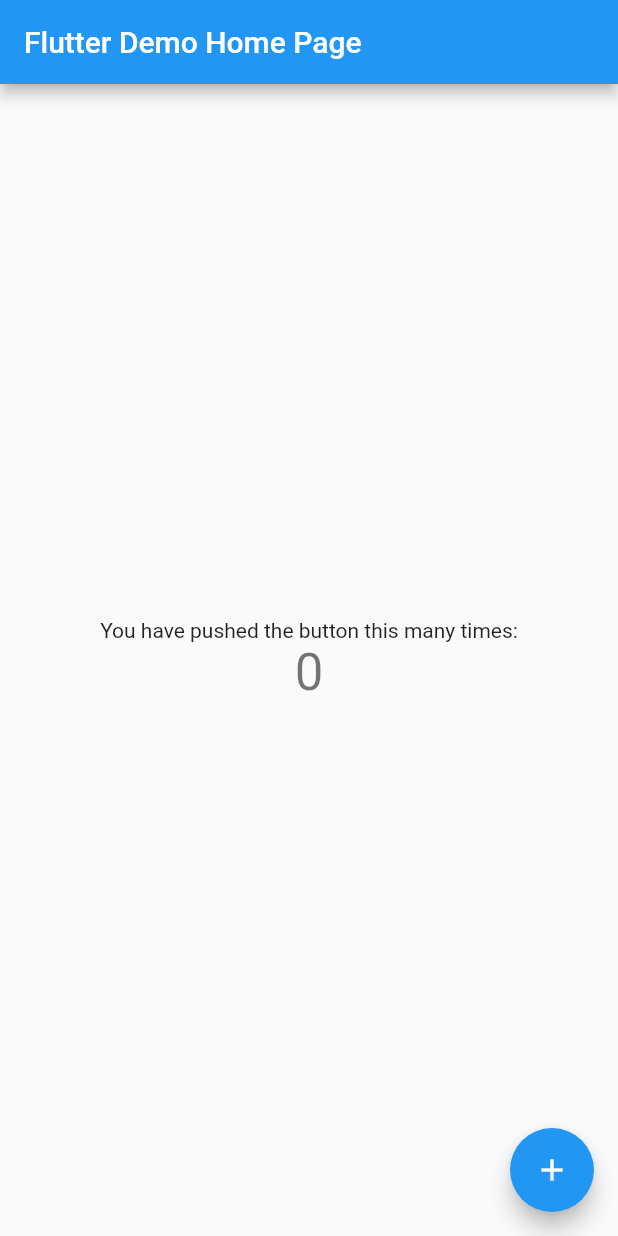
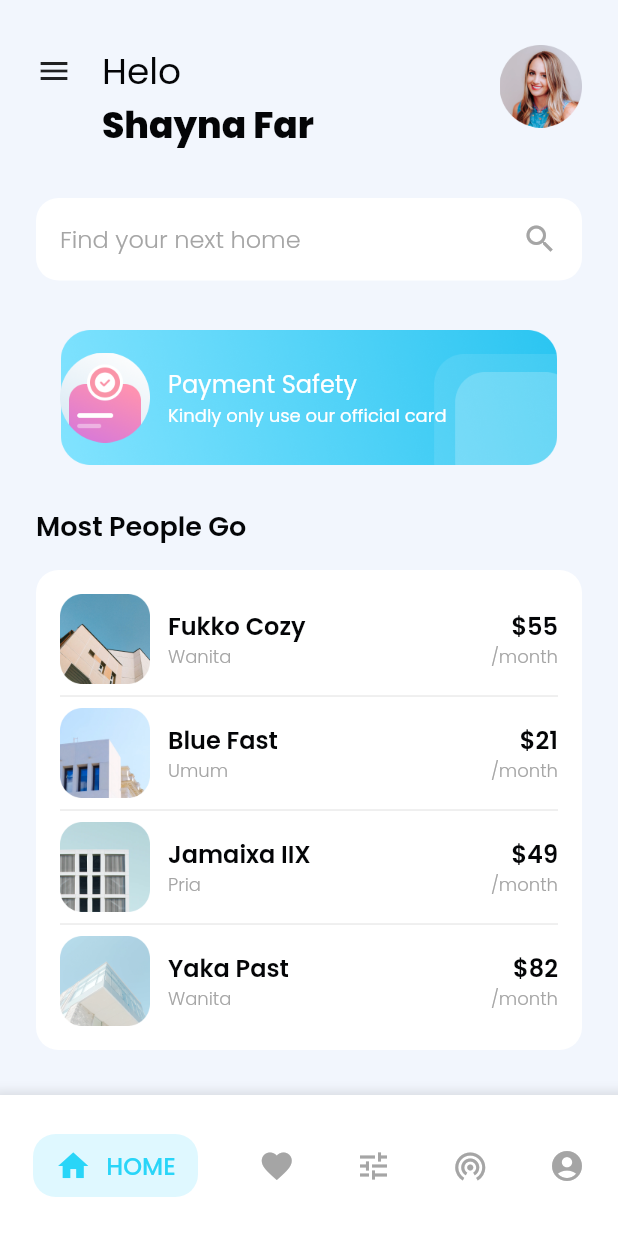
Before and after one commit to Syahro/golekos, a Flutter app: the screen it shows after launch, on a phone screen of 412 x 824 dp. Run offline on Flutter 3.47's test engine with Material 2 defaults, Android fonts, the phone set to English and light mode, and no system bars; our stand-ins replace google_fonts.

Commit message:
done HomePage Design

```diff
--- a/lib/main.dart
+++ b/lib/main.dart
@@ -1,113 +1,14 @@
 import 'package:flutter/material.dart';
+import 'package:golekos/pages/home_page.dart';
 
-void main() {
-  runApp(MyApp());
-}
+void main() => runApp(MyApp());
 
 class MyApp extends StatelessWidget {
-  // This widget is the root of your application.
   @override
   Widget build(BuildContext context) {
     return MaterialApp(
-      title: 'Flutter Demo',
-      theme: ThemeData(
-        // This is the theme of your application.
-        //
-        // Try running your application with "flutter run". You'll see the
-        // application has a blue toolbar. Then, without quitting the app, try
-        // changing the primarySwatch below to Colors.green and then invoke
-        // "hot reload" (press "r" in the console where you ran "flutter run",
-        // or simply save your changes to "hot reload" in a Flutter IDE).
-        // Notice that the counter didn't reset back to zero; the application
-        // is not restarted.
-        primarySwatch: Colors.blue,
-      ),
-      home: MyHomePage(title: 'Flutter Demo Home Page'),
+      debugShowCheckedModeBanner: false,
+      home: HomePage(),
     );
   }
 }
-
-class MyHomePage extends StatefulWidget {
-  MyHomePage({Key key, this.title}) : super(key: key);
-
-  // This widget is the home page of your application. It is stateful, meaning
-  // that it has a State object (defined below) that contains fields that affect
-  // how it looks.
-
-  // This class is the configuration for the state. It holds the values (in this
-  // case the title) provided by the parent (in this case the App widget) and
-  // used by the build method of the State. Fields in a Widget subclass are
-  // always marked "final".
-
-  final String title;
-
-  @override
-  _MyHomePageState createState() => _MyHomePageState();
-}
-
-class _MyHomePageState extends State<MyHomePage> {
-  int _counter = 0;
-
-  void _incrementCounter() {
-    setState(() {
-      // This call to setState tells the Flutter framework that something has
-      // changed in this State, which causes it to rerun the build method below
-      // so that the display can reflect the updated values. If we changed
-      // _counter without calling setState(), then the build method would not be
-      // called again, and so nothing would appear to happen.
-      _counter++;
-    });
-  }
-
-  @override
-  Widget build(BuildContext context) {
-    // This method is rerun every time setState is called, for instance as done
-    // by the _incrementCounter method above.
-    //
-    // The Flutter framework has been optimized to make rerunning build methods
-    // fast, so that you can just rebuild anything that needs updating rather
-    // than having to individually change instances of widgets.
-    return Scaffold(
-      appBar: AppBar(
-        // Here we take the value from the MyHomePage object that was created by
-        // the App.build method, and use it to set our appbar title.
-        title: Text(widget.title),
-      ),
-      body: Center(
-        // Center is a layout widget. It takes a single child and positions it
-        // in the middle of the parent.
-        child: Column(
-          // Column is also a layout widget. It takes a list of children and
-          // arranges them vertically. By default, it sizes itself to fit its
-          // children horizontally, and tries to be as tall as its parent.
-          //
-          // Invoke "debug painting" (press "p" in the console, choose the
-          // "Toggle Debug Paint" action from the Flutter Inspector in Android
-          // Studio, or the "Toggle Debug Paint" command in Visual Studio Code)
-          // to see the wireframe for each widget.
-          //
-          // Column has various properties to control how it sizes itself and
-          // how it positions its children. Here we use mainAxisAlignment to
-          // center the children vertically; the main axis here is the vertical
-          // axis because Columns are vertical (the cross axis would be
-          // horizontal).
-          mainAxisAlignment: MainAxisAlignment.center,
-          children: <Widget>[
-            Text(
-              'You have pushed the button this many times:',
-            ),
-            Text(
-              '$_counter',
-              style: Theme.of(context).textTheme.headline4,
-            ),
-          ],
-        ),
-      ),
-      floatingActionButton: FloatingActionButton(
-        onPressed: _incrementCounter,
-        tooltip: 'Increment',
-        child: Icon(Icons.add),
-      ), // This trailing comma makes auto-formatting nicer for build methods.
-    );
-  }
-}
--- /dev/null
+++ b/lib/pages/floating_button.dart
@@ -0,0 +1,75 @@
+import 'package:flutter/material.dart';
+import 'package:golekos/theme.dart';
+
+class FloatingButton extends StatelessWidget {
+  @override
+  Widget build(BuildContext context) {
+    return Container(
+      height: 94,
+      width: MediaQuery.of(context).size.width,
+      decoration: BoxDecoration(
+        color: whiteColor,
+        boxShadow: [
+          BoxShadow(
+            color: Colors.black.withOpacity(0.1),
+            spreadRadius: 7,
+            blurRadius: 5,
+            offset: Offset(2, 4),
+          ),
+        ],
+      ),
+      child: Padding(
+        padding: EdgeInsets.symmetric(horizontal: 22),
+        child: Row(
+          mainAxisAlignment: MainAxisAlignment.spaceBetween,
+          children: [
+            Container(
+              height: 42,
+              width: 110,
+              decoration: BoxDecoration(
+                borderRadius: BorderRadius.circular(15),
+                color: lightBlueColor,
+              ),
+              child: Row(
+                mainAxisAlignment: MainAxisAlignment.center,
+                children: [
+                  Icon(
+                    Icons.home,
+                    color: blueColor,
+                  ),
+                  SizedBox(
+                    width: 10,
+                  ),
+                  Text(
+                    'HOME',
+                    style: subTitleTextStyle.copyWith(
+                      fontSize: 16,
+                      fontWeight: FontWeight.w500,
+                      color: blueColor,
+                    ),
+                  ),
+                ],
+              ),
+            ),
+            Icon(
+              Icons.favorite,
+              color: greyColor,
+            ),
+            Icon(
+              Icons.tune,
+              color: greyColor,
+            ),
+            Icon(
+              Icons.wifi_tethering_sharp,
+              color: greyColor,
+            ),
+            Icon(
+              Icons.account_circle,
+              color: greyColor,
+            )
+          ],
+        ),
+      ),
+    );
+  }
+}
--- /dev/null
+++ b/lib/pages/home_page.dart
@@ -0,0 +1,210 @@
+import 'package:flutter/material.dart';
+import 'package:golekos/pages/floating_button.dart';
+import 'package:golekos/pages/most_list.dart';
+import 'package:golekos/theme.dart';
+
+class HomePage extends StatelessWidget {
+  @override
+  Widget build(BuildContext context) {
+    return Scaffold(
+      floatingActionButton: FloatingButton(),
+      floatingActionButtonLocation: FloatingActionButtonLocation.centerDocked,
+      backgroundColor: backgroundColor,
+      body: SafeArea(
+        child: ListView(
+          children: [
+            Padding(
+              padding: EdgeInsets.symmetric(
+                horizontal: 24,
+              ),
+              child: Column(
+                crossAxisAlignment: CrossAxisAlignment.start,
+                children: [
+                  Padding(
+                    padding: EdgeInsets.only(top: 30),
+                    child: Row(
+                      crossAxisAlignment: CrossAxisAlignment.start,
+                      children: [
+                        Padding(
+                          padding: EdgeInsets.only(top: 5),
+                          child: Icon(
+                            Icons.menu,
+                          ),
+                        ),
+                        SizedBox(
+                          width: 20,
+                        ),
+                        Column(
+                          crossAxisAlignment: CrossAxisAlignment.start,
+                          children: [
+                            Text(
+                              'Helo',
+                              style: titleTextStyle.copyWith(
+                                fontSize: 24,
+                                fontWeight: FontWeight.w400,
+                              ),
+                            ),
+                            Text(
+                              'Shayna Far',
+                              style: titleTextStyle.copyWith(
+                                fontSize: 24,
+                                fontWeight: FontWeight.w800,
+                              ),
+                            )
+                          ],
+                        ),
+                        Spacer(),
+                        Image.asset(
+                          'assets/user.png',
+                          width: 55,
+                          height: 55,
+                        ),
+                      ],
+                    ),
+                  ),
+                  SizedBox(
+                    height: 30,
+                  ),
+                  Container(
+                    height: 55,
+                    width: MediaQuery.of(context).size.width - (2 * 22),
+                    decoration: BoxDecoration(
+                      color: whiteColor,
+                      borderRadius: BorderRadius.circular(15),
+                    ),
+                    child: Padding(
+                        padding: EdgeInsets.symmetric(horizontal: 16),
+                        child: Row(
+                          mainAxisAlignment: MainAxisAlignment.spaceBetween,
+                          children: [
+                            Text(
+                              'Find your next home',
+                              style: subTitleTextStyle.copyWith(
+                                fontSize: 16,
+                                fontWeight: FontWeight.w300,
+                              ),
+                            ),
+                            Icon(
+                              Icons.search,
+                              color: greyColor,
+                            ),
+                          ],
+                        )),
+                  ),
+                  SizedBox(
+                    height: 33,
+                  ),
+                  Container(
+                    height: 90,
+                    width: MediaQuery.of(context).size.width - (2 * 22),
+                    decoration: BoxDecoration(
+                      image: DecorationImage(
+                        image: AssetImage(
+                          'assets/card_payment.png',
+                        ),
+                      ),
+                    ),
+                    child: Padding(
+                      padding: EdgeInsets.symmetric(horizontal: 16),
+                      child: Row(
+                        children: [
+                          Image.asset(
+                            'assets/icon.png',
+                            width: 60,
+                            height: 60,
+                          ),
+                          SizedBox(
+                            width: 12,
+                          ),
+                          Column(
+                            crossAxisAlignment: CrossAxisAlignment.start,
+                            mainAxisAlignment: MainAxisAlignment.center,
+                            children: [
+                              Text(
+                                'Payment Safety',
+                                style: subTitleTextStyle.copyWith(
+                                  color: whiteColor,
+                                  fontSize: 16,
+                                  fontWeight: FontWeight.w400,
+                                ),
+                              ),
+                              Text(
+                                'Kindly only use our official card',
+                                style: subTitleTextStyle.copyWith(
+                                  fontSize: 12,
+                                  fontWeight: FontWeight.w400,
+                                  color: whiteColor,
+                                ),
+                              )
+                            ],
+                          )
+                        ],
+                      ),
+                    ),
+                  ),
+                  SizedBox(
+                    height: 27,
+                  ),
+                  Text(
+                    'Most People Go',
+                    style: titleTextStyle.copyWith(
+                      fontSize: 18,
+                      fontWeight: FontWeight.w600,
+                    ),
+                  ),
+                  SizedBox(
+                    height: 16,
+                  ),
+                  Container(
+                    width: MediaQuery.of(context).size.width - (2 * 22),
+                    decoration: BoxDecoration(
+                      borderRadius: BorderRadius.circular(15),
+                      color: whiteColor,
+                    ),
+                    child: Padding(
+                      padding: EdgeInsets.all(16),
+                      child: Column(
+                        children: [
+                          MostList(
+                            imageUrl: 'assets/kos1.png',
+                            kozName: 'Fukko Cozy',
+                            kozType: 'Wanita',
+                            price: 55,
+                          ),
+                          Divider(),
+                          MostList(
+                            imageUrl: 'assets/kos2.png',
+                            kozName: 'Blue Fast',
+                            kozType: 'Umum',
+                            price: 21,
+                          ),
+                          Divider(),
+                          MostList(
+                            imageUrl: 'assets/kos3.png',
+                            kozName: 'Jamaixa IIX',
+                            kozType: 'Pria',
+                            price: 49,
+                          ),
+                          Divider(),
+                          MostList(
+                            imageUrl: 'assets/kos4.png',
+                            kozName: 'Yaka Past',
+                            kozType: 'Wanita',
+                            price: 82,
+                          )
+                        ],
+                      ),
+                    ),
+                  ),
+                  SizedBox(
+                    height: 120,
+                  ),
+                ],
+              ),
+            ),
+          ],
+        ),
+      ),
+    );
+  }
+}
--- /dev/null
+++ b/lib/pages/most_list.dart
@@ -0,0 +1,70 @@
+import 'package:flutter/material.dart';
+import 'package:golekos/theme.dart';
+
+class MostList extends StatelessWidget {
+  final String imageUrl;
+  final String kozName;
+  final String kozType;
+  final int price;
+
+  MostList({
+    this.imageUrl,
+    this.kozName,
+    this.kozType,
+    this.price,
+  });
+
+  @override
+  Widget build(BuildContext context) {
+    return Row(
+      children: [
+        Image.asset(
+          imageUrl,
+          width: 60,
+          height: 60,
+        ),
+        SizedBox(
+          width: 12,
+        ),
+        Column(
+          crossAxisAlignment: CrossAxisAlignment.start,
+          children: [
+            Text(
+              kozName,
+              style: titleTextStyle.copyWith(
+                fontSize: 16,
+                fontWeight: FontWeight.w600,
+              ),
+            ),
+            Text(
+              kozType,
+              style: subTitleTextStyle.copyWith(
+                fontSize: 12,
+                fontWeight: FontWeight.w300,
+              ),
+            ),
+          ],
+        ),
+        Spacer(),
+        Text.rich(
+          TextSpan(
+            text: '\$$price',
+            style: titleTextStyle.copyWith(
+              fontSize: 16,
+              fontWeight: FontWeight.w600,
+            ),
+            children: [
+              TextSpan(
+                  text: '\n/month',
+                  style: subTitleTextStyle.copyWith(
+                    fontSize: 12,
+                    fontWeight: FontWeight.w300,
+                  ))
+            ],
+          ),
+          textAlign: TextAlign.right,
+        ),
+      ],
+    );
+  }
+}
--- /dev/null
+++ b/lib/theme.dart
@@ -0,0 +1,18 @@
+import 'package:flutter/material.dart';
+import 'package:google_fonts/google_fonts.dart';
+
+Color backgroundColor = Color(0XFFF2F6FD);
+Color semiBlackColor = Color(0XFF040507);
+Color greyColor = Color(0XFFA5A5A5);
+Color blueColor = Color(0XFF29D5F8);
+Color lightBlueColor = Color(0XFFDFF8FF);
+Color darkGreyColor = Color(0XFFCBD0DF);
+Color whiteColor = Color(0XFFFFFFFF);
+
+TextStyle titleTextStyle = GoogleFonts.poppins(
+  color: semiBlackColor,
+);
+
+TextStyle subTitleTextStyle = GoogleFonts.poppins(
+  color: greyColor,
+);
```
Also changed, not shown: pubspec.yaml (+3 -11 lines), assets/card_payment.png (added), assets/icon.png (added), assets/kos1.png (added), assets/kos2.png (added), assets/kos3.png (added), assets/kos4.png (added), assets/user.png (added), pubspec.lock.
